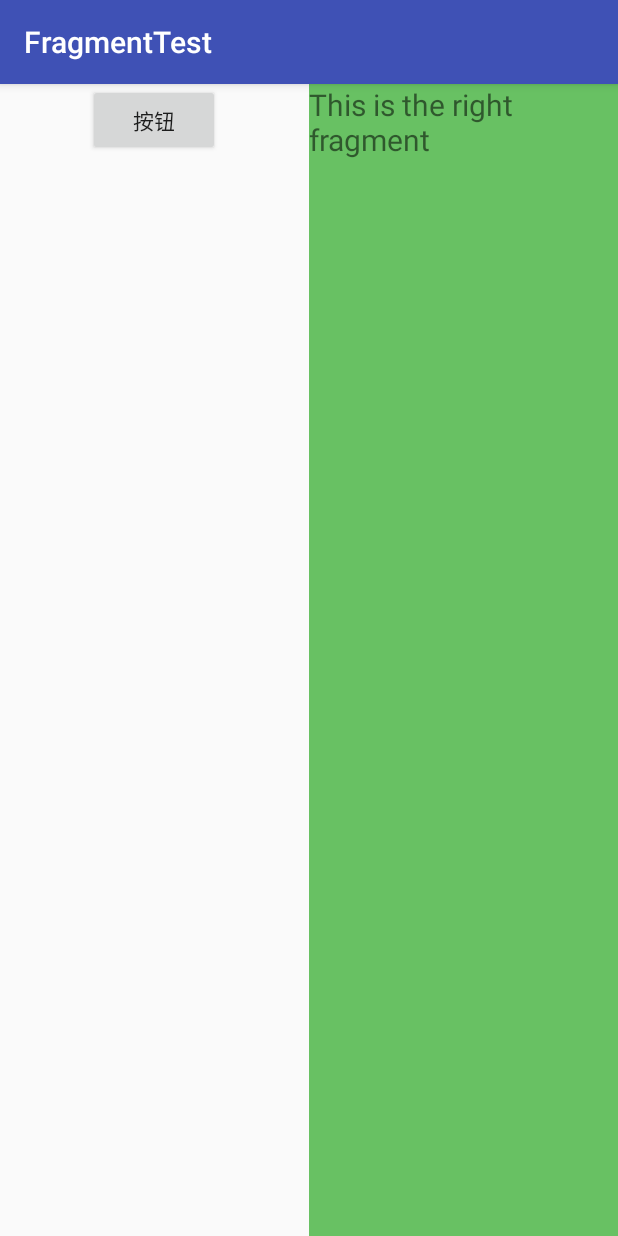
After one commit to lelouch0823/FragmentTest, an Android app: the fragment RightFragment placed in its activity, on a phone screen of 412 x 824 dp. The commit adds this screen. Run offline under Robolectric (Android 15) with nearby library versions, the phone set to English and light mode, and no system bars.

Commit message:
20160702

```diff
--- /dev/null
+++ b/FragmentTest/app/src/main/java/com/bjw/fragmenttest/LeftFragment.java
@@ -0,0 +1,20 @@
+package com.bjw.fragmenttest;
+
+import android.app.Fragment;
+import android.os.Bundle;
+import android.support.annotation.Nullable;
+import android.view.LayoutInflater;
+import android.view.View;
+import android.view.ViewGroup;
+
+/**
+ * Created by Administrator on 2016/7/2 0002.
+ */
+public class LeftFragment extends Fragment {
+    @Nullable
+    @Override
+    public View onCreateView(LayoutInflater inflater, ViewGroup container, Bundle savedInstanceState) {
+        View view = inflater.inflate(R.layout.left_fragment, container, false);
+        return view;
+    }
+}
--- a/FragmentTest/app/src/main/java/com/bjw/fragmenttest/MainActivity.java
+++ b/FragmentTest/app/src/main/java/com/bjw/fragmenttest/MainActivity.java
@@ -1,13 +1,20 @@
 package com.bjw.fragmenttest;
 
+import android.content.DialogInterface;
+import android.os.Bundle;
 import android.support.v7.app.AppCompatActivity;
-import android.os.Bundle;
 
-public class MainActivity extends AppCompatActivity {
+public class MainActivity extends AppCompatActivity implements DialogInterface.OnClickListener{
 
     @Override
     protected void onCreate(Bundle savedInstanceState) {
         super.onCreate(savedInstanceState);
         setContentView(R.layout.activity_main);
+
+    }
+
+    @Override
+    public void onClick(DialogInterface dialogInterface, int i) {
+
     }
 }
--- /dev/null
+++ b/FragmentTest/app/src/main/java/com/bjw/fragmenttest/RightFragment.java
@@ -0,0 +1,20 @@
+package com.bjw.fragmenttest;
+
+import android.app.Fragment;
+import android.os.Bundle;
+import android.support.annotation.Nullable;
+import android.view.LayoutInflater;
+import android.view.View;
+import android.view.ViewGroup;
+
+/**
+ * Created by Administrator on 2016/7/2 0002.
+ */
+public class RightFragment extends Fragment {
+    @Nullable
+    @Override
+    public View onCreateView(LayoutInflater inflater, ViewGroup container, Bundle savedInstanceState) {
+        View view = inflater.inflate(R.layout.right_fragment, container, false);
+        return view;
+    }
+}
--- a/FragmentTest/app/src/main/res/layout/activity_main.xml
+++ b/FragmentTest/app/src/main/res/layout/activity_main.xml
@@ -1,16 +1,28 @@
 <?xml version="1.0" encoding="utf-8"?>
-<RelativeLayout xmlns:android="http://schemas.android.com/apk/res/android"
+<LinearLayout xmlns:android="http://schemas.android.com/apk/res/android"
     xmlns:tools="http://schemas.android.com/tools"
     android:layout_width="match_parent"
     android:layout_height="match_parent"
-    android:paddingBottom="@dimen/activity_vertical_margin"
-    android:paddingLeft="@dimen/activity_horizontal_margin"
-    android:paddingRight="@dimen/activity_horizontal_margin"
-    android:paddingTop="@dimen/activity_vertical_margin"
     tools:context="com.bjw.fragmenttest.MainActivity">
 
-    <TextView
-        android:layout_width="wrap_content"
+    <fragment
+        android:layout_width="0dp"
         android:layout_height="wrap_content"
-        android:text="Hello World!" />
-</RelativeLayout>
+        android:layout_weight="1"
+        android:id="@+id/left_fragment"
+        android:name="com.bjw.fragmenttest.LeftFragment"
+        tools:layout="@layout/left_fragment" />
+
+    <FrameLayout
+        android:layout_width="0dp"
+        android:layout_weight="1"
+        android:layout_height="match_parent"
+        android:id="@+id/right_layout">
+        <fragment
+            android:layout_width="0dp"
+            android:layout_weight="1"
+            android:layout_height="match_parent"
+            android:name="com.bjw.fragmenttest.RightFragment"
+            tools:layout="@layout/right_fragment" />
+    </FrameLayout>
+</LinearLayout>
--- /dev/null
+++ b/FragmentTest/app/src/main/res/layout/left_fragment.xml
@@ -0,0 +1,12 @@
+<?xml version="1.0" encoding="utf-8"?>
+<LinearLayout xmlns:android="http://schemas.android.com/apk/res/android"
+    android:orientation="vertical" android:layout_width="match_parent"
+    android:layout_height="match_parent">
+    <Button
+        android:layout_width="wrap_content"
+        android:layout_height="wrap_content"
+        android:id="@+id/button"
+        android:text="按钮"
+        android:layout_gravity="center"/>
+
+</LinearLayout>
--- /dev/null
+++ b/FragmentTest/app/src/main/res/layout/right_fragment.xml
@@ -0,0 +1,14 @@
+<?xml version="1.0" encoding="utf-8"?>
+<LinearLayout xmlns:android="http://schemas.android.com/apk/res/android"
+    android:orientation="vertical" android:layout_width="match_parent"
+    android:layout_height="match_parent"
+    android:background="#68c163">
+    <TextView
+        android:layout_width="wrap_content"
+        android:layout_height="wrap_content"
+        android:layout_gravity="center_horizontal"
+        android:id="@+id/text"
+        android:text="This is the right fragment"
+        android:textSize="20sp"/>
+
+</LinearLayout>
```
Also changed, not shown: FragmentTest/app/src/main/java/com/bjw/fragmenttest/AnotherRightFragment.java (added, +20 -0 lines), FragmentTest/app/src/main/res/layout/another_right_fragment.xml (added, +15 -0 lines).
